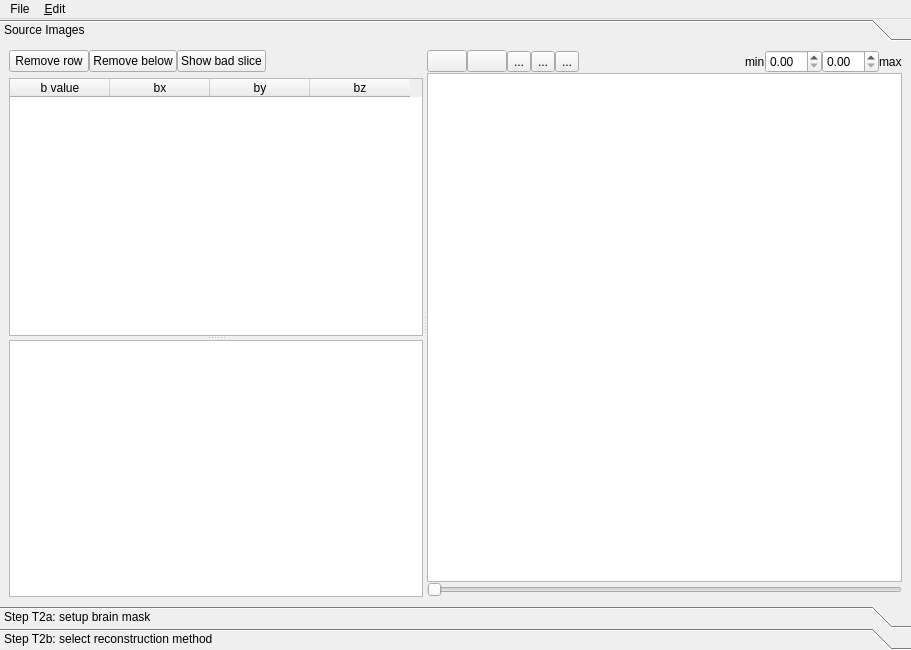
This is reconstruction/reconstruction_window.ui in frankyeh/DSI-Studio as Qt 5 draws it before an edit. The edited form follows.
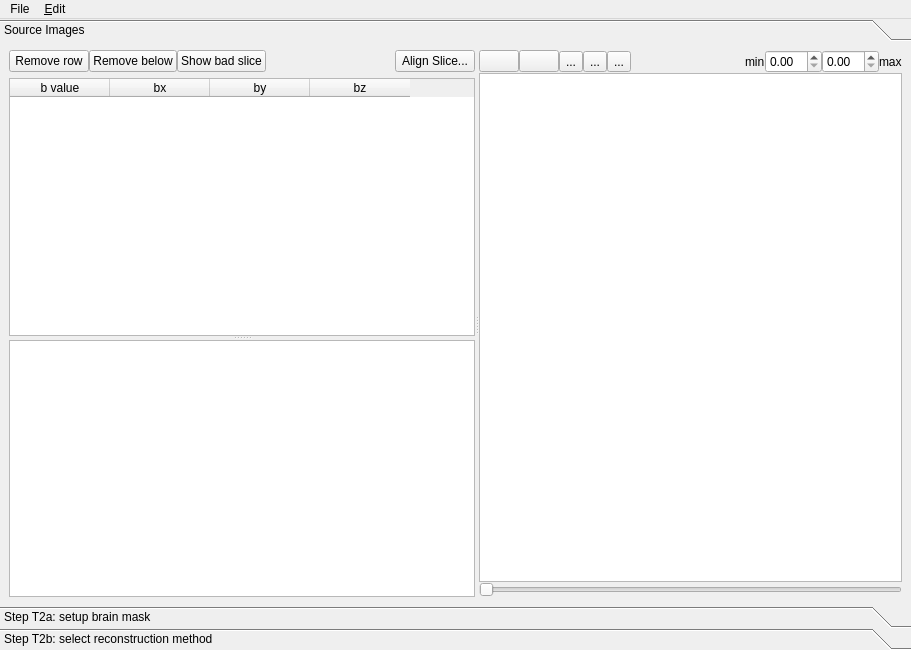
This is the edited form. The open tabs and pages were chosen to show the change. Icons and pictures are not drawn.

Commit message: [rec] improved eddy/motion correction

What changed in the file:
```diff
--- a/reconstruction/reconstruction_window.ui
+++ b/reconstruction/reconstruction_window.ui
@@ -161,6 +161,13 @@
                   </property>
                  </spacer>
                 </item>
+                <item>
+                 <widget class="QPushButton" name="align_slices">
+                  <property name="text">
+                   <string>Align Slice...</string>
+                  </property>
+                 </widget>
+                </item>
                </layout>
               </item>
               <item>
```
Left out of the diff: 2 changed lines with no effect on the pictures. The commit also changes 2 other files.
